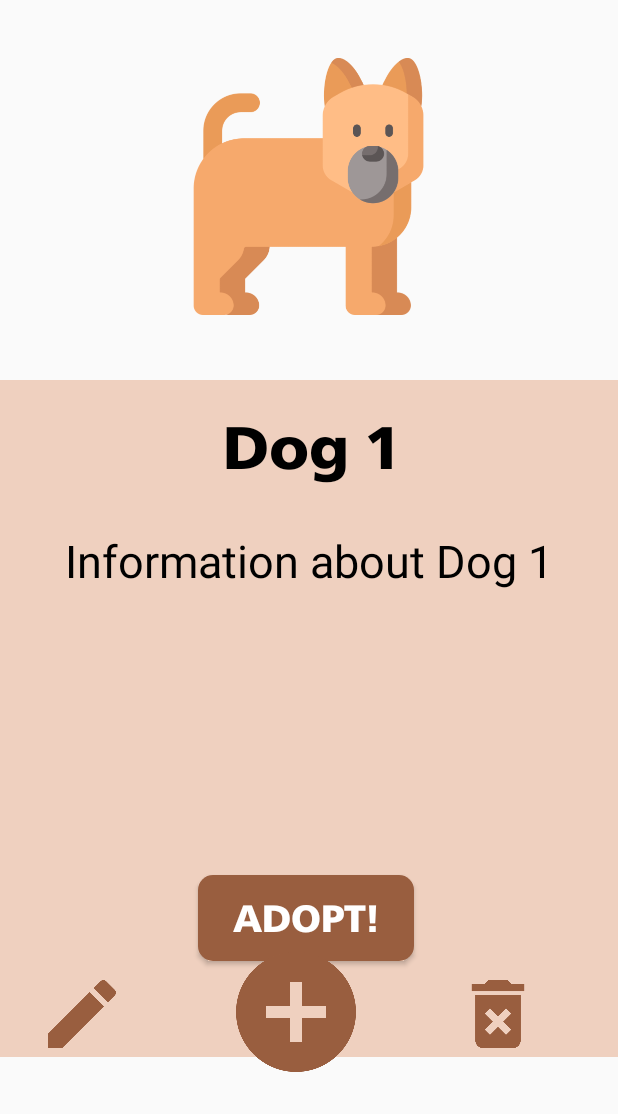
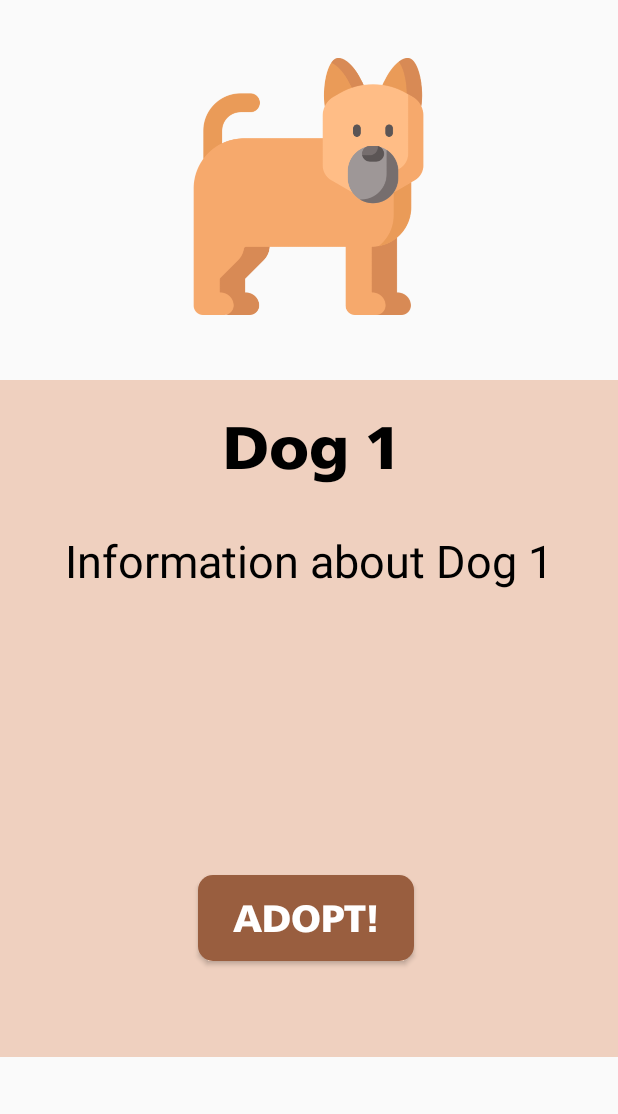
Before and after one commit to rcbcalanoc/MetroVet, an Android app: the AdminActivity screen opened directly, with no data from a screen before it, after a tap on "Dog 1", on a phone screen of 412 x 824 dp, the part 122-1236 px from its top. Run offline under Robolectric (Android 15) with nearby library versions, the phone set to English and light mode, and no system bars.

Commit message:
admin's CRUD buttons event listener improved

```diff
--- a/app/src/main/java/com/example/metrovet_frontend/AdminActivity.java
+++ b/app/src/main/java/com/example/metrovet_frontend/AdminActivity.java
@@ -12,10 +12,18 @@ import androidx.fragment.app.FragmentTransaction;
 
 public class AdminActivity extends AppCompatActivity {
 
+    private ImageView addButton;
+    private ImageView deleteButton;
+    private ImageView editButton;
+
     @Override
     protected void onCreate(Bundle savedInstanceState) {
         super.onCreate(savedInstanceState);
         setContentView(R.layout.admin_activity_main);
+
+        addButton = findViewById(R.id.add_button);
+        deleteButton = findViewById(R.id.delete_button);
+        editButton = findViewById(R.id.edit_button);
 
         // Load the ViewDogsFragment
         getSupportFragmentManager().beginTransaction()
@@ -30,10 +38,12 @@ public class AdminActivity extends AppCompatActivity {
                 getSupportFragmentManager().beginTransaction()
                         .replace(R.id.fragmentContainer, new ViewDogsFragment())
                         .commit();
+
+                // Make the buttons visible again when returning to the list
+                setButtonsVisibility(View.VISIBLE);
             }
         });
 
-        ImageView addButton = findViewById(R.id.add_button);
         addButton.setOnClickListener(new View.OnClickListener() {
             @Override
             public void onClick(View view) {
@@ -43,4 +53,11 @@ public class AdminActivity extends AppCompatActivity {
             }
         });
     }
+
+    // Method to set the visibility of buttons
+    public void setButtonsVisibility(int visibility) {
+        addButton.setVisibility(visibility);
+        deleteButton.setVisibility(visibility);
+        editButton.setVisibility(visibility);
+    }
 }
--- a/app/src/main/java/com/example/metrovet_frontend/ViewDogsFragment.java
+++ b/app/src/main/java/com/example/metrovet_frontend/ViewDogsFragment.java
@@ -19,10 +19,7 @@ public class ViewDogsFragment extends Fragment {
 
     private RecyclerView recyclerView;
     private DogsAdapter adapter;
-
-    // Define constants for the argument keys
-    public static final String ARG_DOG_NAME = "dogName";
-    public static final String ARG_DOG_INFORMATION = "dogInformation";
+    private AdminActivity adminActivity;
 
     public ViewDogsFragment() {
         // Required empty public constructor
@@ -37,6 +34,8 @@ public class ViewDogsFragment extends Fragment {
     @Override
     public void onViewCreated(@NonNull View view, @Nullable Bundle savedInstanceState) {
         super.onViewCreated(view, savedInstanceState);
+
+        adminActivity = (AdminActivity) requireActivity();
 
         recyclerView = view.findViewById(R.id.recyclerView);
         adapter = new DogsAdapter(getDogsList());
@@ -67,6 +66,9 @@ public class ViewDogsFragment extends Fragment {
         // Create a new fragment instance for dog information
         DogInformationFragment dogInformationFragment = DogInformationFragment.newInstance(dog.getName(), dog.getInformation());
 
+        // Hide the buttons in AdminActivity when moving to dog information fragment
+        adminActivity.setButtonsVisibility(View.GONE);
+
         // Navigate to the dog information fragment
         getParentFragmentManager().beginTransaction()
                 .replace(R.id.fragmentContainer, dogInformationFragment)
```
